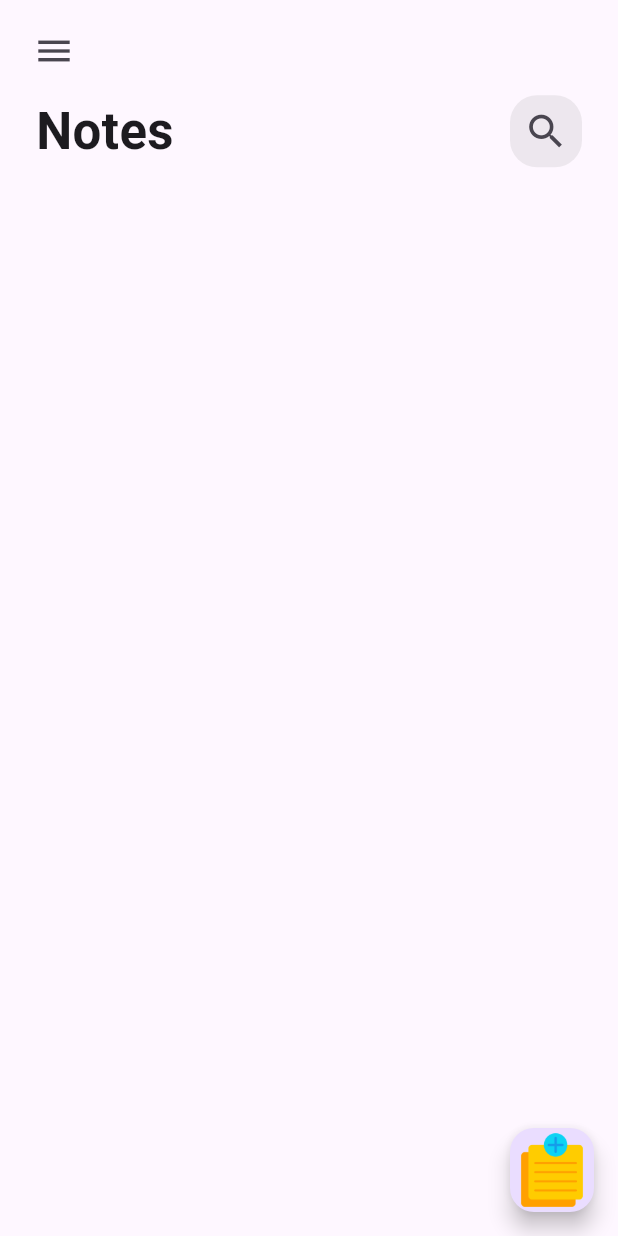
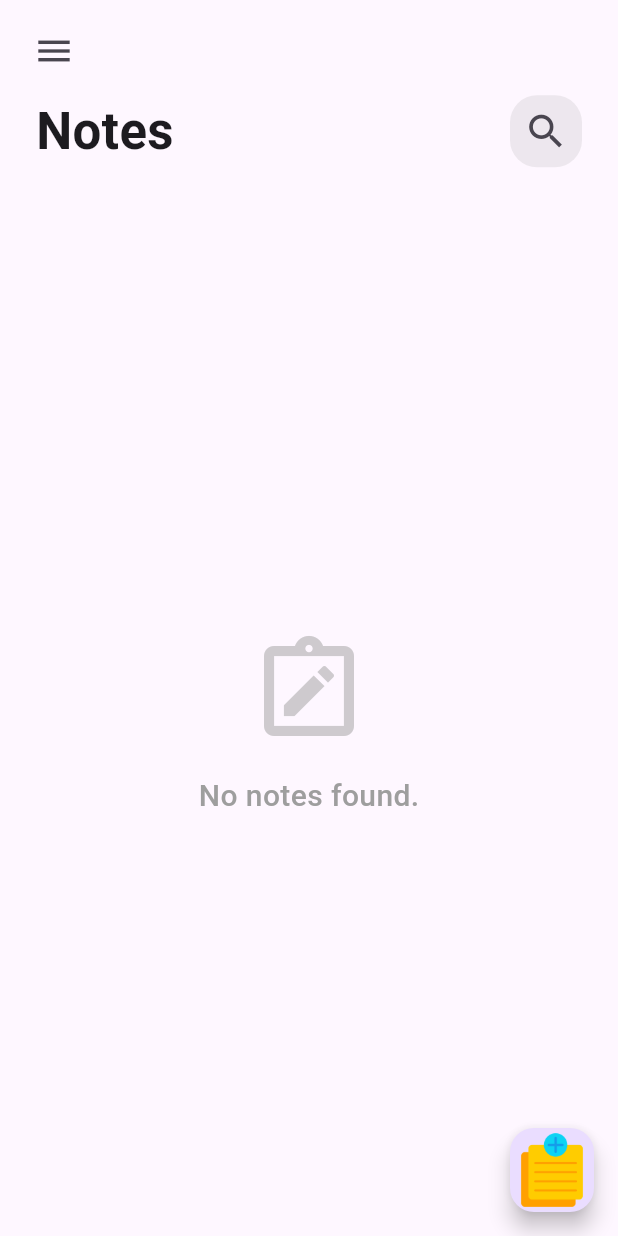
Before and after one commit to amr-turki/notes_app, a Flutter app: the screen it shows after launch, on a phone screen of 412 x 824 dp. Run offline on Flutter 3.47's test engine with Material 3 defaults, Android fonts, the phone set to English and light mode, and no system bars; our stand-ins replace flutter_bloc, flutter_slidable, hive, hive_flutter; accounts and stored records are empty.

Commit message:
integrate cubit state management, search, and UI fixes

```diff
--- a/lib/views/home_screen.dart
+++ b/lib/views/home_screen.dart
@@ -3,6 +3,7 @@ import 'package:flutter_bloc/flutter_bloc.dart';
 import 'package:flutter_slidable/flutter_slidable.dart';
 import 'package:hive_flutter/hive_flutter.dart';
 import 'package:notes/cubits/notes_cubit.dart';
+import 'package:notes/cubits/notes_state.dart';
 import 'package:notes/helper/Hive_box_const.dart';
 import 'package:notes/models/notes.dart';
 import 'package:notes/views/add_note.dart';
@@ -20,6 +21,13 @@ class HomeScreen extends StatefulWidget {
 
 class _HomeScreenState extends State<HomeScreen> {
   bool search = false;
+  @override
+  void initState() {
+    // TODO: implement initState
+    super.initState();
+    BlocProvider.of<NotesCubit>(context).fetchAllNotes();
+  }
+
   @override
   Widget build(BuildContext context) {
     return Scaffold(
@@ -57,13 +65,18 @@ class _HomeScreenState extends State<HomeScreen> {
             search
                 ? TextField(
                     autofocus: true,
-                    onChanged: (value) {},
+                    onChanged: (value) {
+                      BlocProvider.of<NotesCubit>(context).searchNotes(value);
+                    },
                     decoration: InputDecoration(
                       hintText: 'Search for a note...',
                       prefixIcon: Icon(Icons.arrow_back),
                       suffixIcon: IconButton(
                         onPressed: () {
+                          setState(() {
                             search = !search;
+                          });
+                          BlocProvider.of<NotesCubit>(context).searchNotes('');
                         },
                         icon: Icon(Icons.close),
                       ),
@@ -113,12 +126,42 @@ class _HomeScreenState extends State<HomeScreen> {
                   ),
             const SizedBox(height: 30),
             Expanded(
-              child: ValueListenableBuilder(
-                valueListenable: boxNotes.listenable(),
-                builder: (context, value, child) => ListView.builder(
-                  itemCount: boxNotes.length,
+              child: BlocBuilder<NotesCubit, NotesState>(
+                builder: (context, state) {
+                  if (state is NotesLoading) {
+                    return const Center(child: CircularProgressIndicator());
+                  }
+                  if (state is NotesSuccess) {
+                    final notesList = state.notes;
+
+                    if (notesList.isEmpty) {
+                      return Center(
+                        child: Column(
+                          mainAxisAlignment: MainAxisAlignment.center,
+                          children: [
+                            Icon(
+                              Icons.note_alt_outlined,
+                              size: 80,
+                              color: Colors.grey.withOpacity(0.5),
+                            ),
+                            const SizedBox(height: 16),
+                            const Text(
+                              'No notes found.',
+                              style: TextStyle(
+                                fontSize: 20,
+                                fontWeight: FontWeight.w500,
+                                color: Colors.grey,
+                              ),
+                            ),
+                          ],
+                        ),
+                      );
+                    }
+
+                    return ListView.builder(
+                      itemCount: notesList.length,
                       itemBuilder: (context, index) {
-                    Notes note = boxNotes.getAt(index);
+                        Notes note = notesList[index];
                         return Padding(
                           padding: const EdgeInsets.only(bottom: 12),
                           child: GestureDetector(
@@ -166,7 +209,9 @@ class _HomeScreenState extends State<HomeScreen> {
                                   SlidableAction(
                                     onPressed: (context) {
                                       setState(() {
-                                   BlocProvider.of<NotesCubit>(context).deleteNote(index);
+                                        BlocProvider.of<NotesCubit>(
+                                          context,
+                                        ).deleteNote(index);
                                       });
                                     },
                                     backgroundColor: Colors.red,
@@ -187,7 +232,14 @@ class _HomeScreenState extends State<HomeScreen> {
                           ),
                         );
                       },
-                ),
+                    );
+                  }
+
+                  if (state is NotesFailure) {
+                    return Center(child: Text(state.errorMessage));
+                  }
+                  return const SizedBox();
+                },
               ),
             ),
           ],
```
Also changed, not shown: lib/views/widgets/note_item.dart (+29 -8 lines). Lines whose indentation alone changed are shown as unchanged.
